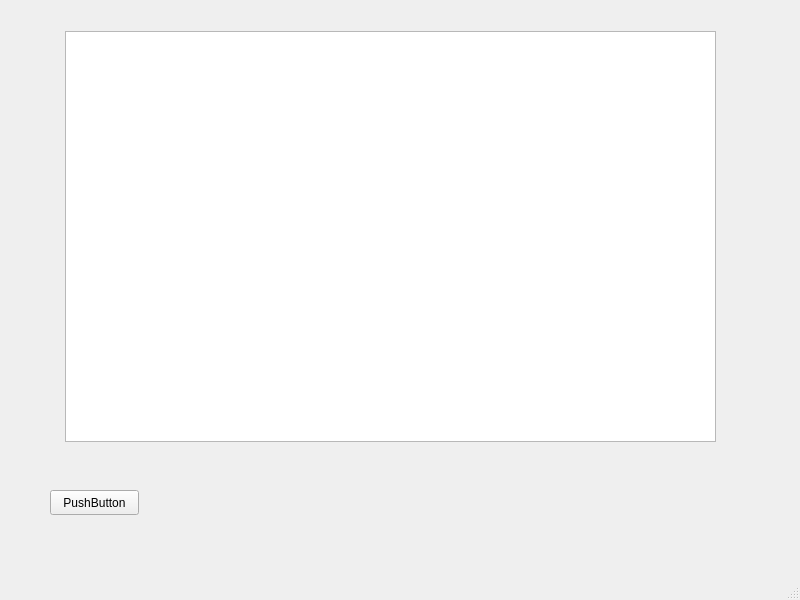
Qt form testiqtproj/mainwindow.ui (kapteenimuttipolpa/game_of_life) before a commit.
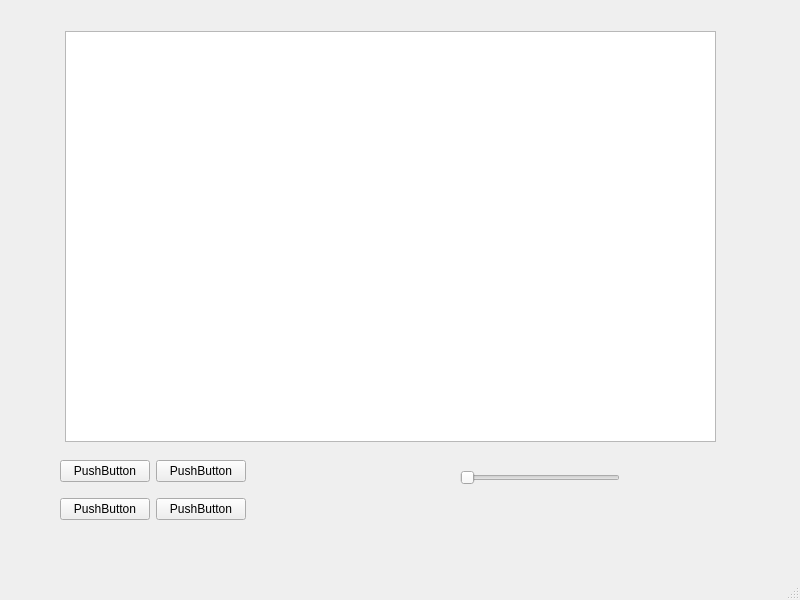
The same form after that commit.

What changed in the file:
```diff
--- a/testiqtproj/mainwindow.ui
+++ b/testiqtproj/mainwindow.ui
@@ -24,17 +24,60 @@
      </rect>
     </property>
    </widget>
-   <widget class="QPushButton" name="pushButton">
+   <widget class="QWidget" name="gridLayoutWidget">
     <property name="geometry">
      <rect>
-      <x>50</x>
-      <y>490</y>
-      <width>89</width>
-      <height>25</height>
+      <x>60</x>
+      <y>450</y>
+      <width>186</width>
+      <height>80</height>
      </rect>
     </property>
-    <property name="text">
-     <string>PushButton</string>
+    <layout class="QGridLayout" name="gridLayout">
+     <item row="0" column="0">
+      <widget class="QPushButton" name="pushButton_2">
+       <property name="text">
+        <string>PushButton</string>
+       </property>
+      </widget>
+     </item>
+     <item row="1" column="0">
+      <widget class="QPushButton" name="pushButton">
+       <property name="text">
+        <string>PushButton</string>
+       </property>
+      </widget>
+     </item>
+     <item row="0" column="1">
+      <widget class="QPushButton" name="pushButton_3">
+       <property name="text">
+        <string>PushButton</string>
+       </property>
+      </widget>
+     </item>
+     <item row="1" column="1">
+      <widget class="QPushButton" name="pushButton_4">
+       <property name="text">
+        <string>PushButton</string>
+       </property>
+      </widget>
+     </item>
+    </layout>
+   </widget>
+   <widget class="QSlider" name="speedSlider">
+    <property name="geometry">
+     <rect>
+      <x>460</x>
+      <y>470</y>
+      <width>160</width>
+      <height>16</height>
+     </rect>
+    </property>
+    <property name="maximum">
+     <number>100</number>
+    </property>
+    <property name="orientation">
+     <enum>Qt::Horizontal</enum>
     </property>
    </widget>
   </widget>
```
